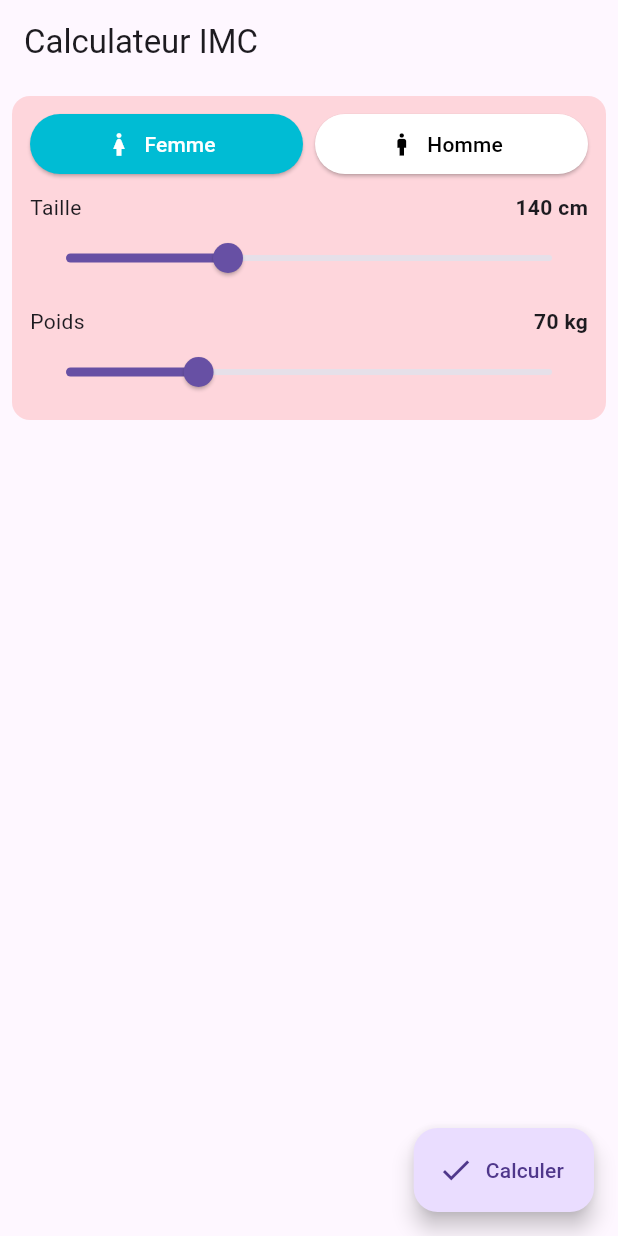
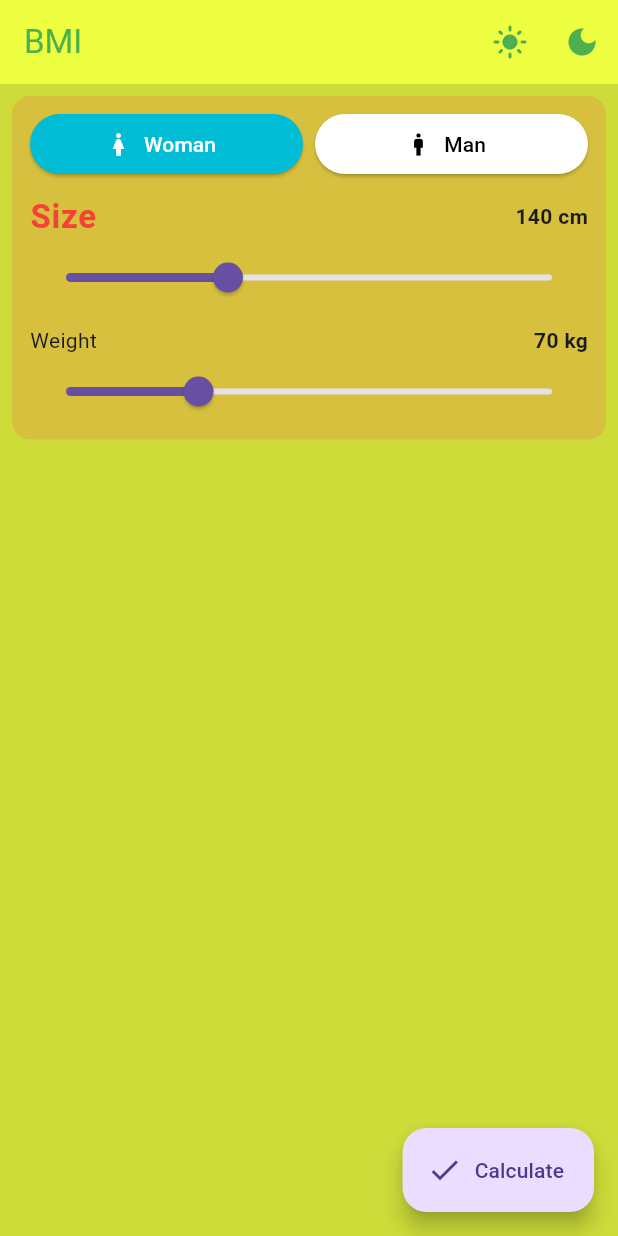
Before and after one commit to patrickraguin/tp_flutter_imc, a Flutter app: the screen it shows after launch, on a phone screen of 412 x 824 dp. Run offline on Flutter 3.47's test engine with Material 2 defaults, Android fonts, the phone set to English and light mode, and no system bars; generated files the repository leaves out were written again.

Commit message:
DarkThme + L10n

```diff
--- /dev/null
+++ b/l10n.yaml
@@ -0,0 +1,4 @@
+arb-dir: l10n
+template-arb-file: app_fr.arb
+output-localization-file: app_localizations.dart
+untranslated-messages-file: untranslated.json
--- /dev/null
+++ b/l10n/app_en.arb
@@ -0,0 +1,31 @@
+{
+   "@@locale": "en",
+    "bmi": "BMI",
+   "underweight": "Underweight",
+   "overweight": "Overweight",
+   "normal": "Normal body size",
+   "size": "Size",
+   "weight": "Weight",
+   "calculate": "Calculate",
+   "man": "Man",
+   "woman": "Woman",
+   "result": "Result",
+   "result_size": "{value} cm",
+      "@result_size": {
+         "placeholders": {
+           "value": {
+             "type": "num",
+             "format": "compact"
+           }
+         }
+      },
+      "result_weight": "{value} kg",
+       "@result_weight": {
+          "placeholders": {
+            "value": {
+              "type": "num",
+              "format": "compact"
+            }
+          }
+       }
+}
--- /dev/null
+++ b/l10n/app_fr.arb
@@ -0,0 +1,31 @@
+{
+   "@@locale": "fr",
+    "bmi": "IMC",
+   "underweight": "maigreur",
+   "overweight": "Obésité",
+   "normal": "Corpulence normale",
+   "size": "Taille",
+   "weight": "Poids",
+   "calculate": "Calculer",
+   "man": "Homme",
+   "woman": "Femme",
+   "result": "Résultat",
+   "result_size": "{value} cm",
+   "@result_size": {
+      "placeholders": {
+        "value": {
+          "type": "num",
+          "format": "compact"
+        }
+      }
+   },
+   "result_weight": "{value} kg",
+    "@result_weight": {
+       "placeholders": {
+         "value": {
+           "type": "num",
+           "format": "compact"
+         }
+       }
+    }
+}
--- /dev/null
+++ b/lib/l10n/L10n.dart
@@ -0,0 +1,8 @@
+import 'package:flutter/material.dart';
+import 'package:flutter_gen/gen_l10n/app_localizations.dart';
+
+class L10n {
+  static AppLocalizations of(BuildContext context) {
+    return Localizations.of<AppLocalizations>(context, AppLocalizations)!;
+  }
+}
--- a/lib/main.dart
+++ b/lib/main.dart
@@ -1,22 +1,61 @@
 import 'package:flutter/material.dart';
-
+import 'package:flutter_calculator/l10n/L10n.dart';
+import 'package:flutter_gen/gen_l10n/app_localizations.dart';
+import 'package:flutter_localizations/flutter_localizations.dart';
 import 'pages/home_page.dart';
 
 void main() {
   runApp(const MyApp());
 }
 
-class MyApp extends StatelessWidget {
+class MyApp extends StatefulWidget {
   const MyApp({super.key});
 
-  // This widget is the root of your application.
+  @override
+  State<MyApp> createState() => _MyAppState();
+}
+
+class _MyAppState extends State<MyApp> {
+  ThemeMode themeMode = ThemeMode.light;
+
   @override
   Widget build(BuildContext context) {
     return MaterialApp(
       title: 'Flutter Demo',
       debugShowCheckedModeBanner: false,
-      theme: ThemeData(primarySwatch: Colors.blue, useMaterial3: true),
-      home: const MyHomePage(),
+      supportedLocales: AppLocalizations.supportedLocales,
+      localizationsDelegates: AppLocalizations.localizationsDelegates,
+      theme: ThemeData(
+          primarySwatch: Colors.blue,
+          useMaterial3: true,
+          scaffoldBackgroundColor: Colors.lime,
+          textTheme: const TextTheme(
+              bodyLarge: TextStyle(fontWeight: FontWeight.w600, fontSize: 22),
+              bodyMedium: TextStyle(fontSize: 14)),
+          appBarTheme: const AppBarTheme(
+              backgroundColor: Colors.limeAccent,
+              foregroundColor: Colors.green)),
+      darkTheme: ThemeData(
+        scaffoldBackgroundColor: Colors.grey[800],
+      ),
+      themeMode: themeMode,
+      themeAnimationDuration: const Duration(seconds: 1),
+      home: HomePage(
+        setLightTheme: defineLightMode,
+        setDarkTheme: defineDarkMode,
+      ),
     );
   }
+
+  void defineLightMode() {
+    setState(() {
+      themeMode = ThemeMode.light;
+    });
+  }
+
+  void defineDarkMode() {
+    setState(() {
+      themeMode = ThemeMode.dark;
+    });
+  }
 }
--- a/lib/pages/home_page.dart
+++ b/lib/pages/home_page.dart
@@ -1,26 +1,43 @@
 import 'package:flutter/material.dart';
 import 'package:flutter_calculator/pages/result_page.dart';
 
+import '../l10n/L10n.dart';
 import '../models/imc.dart';
 import '../widgets/sex_button.dart';
 
-class MyHomePage extends StatefulWidget {
-  const MyHomePage({super.key});
+class HomePage extends StatefulWidget {
+  const HomePage(
+      {required this.setLightTheme, required this.setDarkTheme, Key? key})
+      : super(key: key);
+
+  final void Function() setLightTheme;
+  final void Function() setDarkTheme;
 
   @override
-  State<MyHomePage> createState() => _MyHomePageState();
+  State<HomePage> createState() => _HomePageState();
 }
 
-class _MyHomePageState extends State<MyHomePage> {
+class _HomePageState extends State<HomePage> {
   Imc imc = Imc(sex: Sex.woman, size: 140, weight: 70);
 
   @override
   Widget build(BuildContext context) {
     return Scaffold(
       appBar: AppBar(
-        title: const Text('Calculateur IMC'),
+        title: Text(
+          L10n.of(context).bmi,
         ),
-      body: Column(
+        actions: [
+          IconButton(
+              onPressed: () => widget.setLightTheme(),
+              icon: const Icon(Icons.light_mode)),
+          IconButton(
+              onPressed: () => widget.setDarkTheme(),
+              icon: const Icon(Icons.dark_mode)),
+        ],
+      ),
+      body: SingleChildScrollView(
+        child: Column(
           children: [
             Container(
               margin: const EdgeInsets.all(8),
@@ -34,7 +51,7 @@ class _MyHomePageState extends State<MyHomePage> {
                     children: [
                       Expanded(
                           child: SexButton(
-                      label: 'Femme',
+                        label: L10n.of(context).woman,
                         icon: Icons.woman,
                         isSelected: imc.sex == Sex.woman,
                         onPressed: () {
@@ -48,7 +65,7 @@ class _MyHomePageState extends State<MyHomePage> {
                       ),
                       Expanded(
                           child: SexButton(
-                      label: 'Homme',
+                        label: L10n.of(context).man,
                         icon: Icons.man,
                         isSelected: imc.sex == Sex.man,
                         onPressed: () {
@@ -65,7 +82,13 @@ class _MyHomePageState extends State<MyHomePage> {
                   Row(
                     mainAxisAlignment: MainAxisAlignment.spaceBetween,
                     children: [
-                    const Text('Taille'),
+                      Text(
+                        L10n.of(context).size,
+                        style: Theme.of(context)
+                            .textTheme
+                            .bodyLarge
+                            ?.copyWith(color: Colors.red),
+                      ),
                       Text(
                         '${imc.size} cm',
                         style: const TextStyle(fontWeight: FontWeight.w600),
@@ -88,7 +111,7 @@ class _MyHomePageState extends State<MyHomePage> {
                   Row(
                     mainAxisAlignment: MainAxisAlignment.spaceBetween,
                     children: [
-                    const Text('Poids'),
+                      Text(L10n.of(context).weight),
                       Text(
                         '${imc.weight} kg',
                         style: const TextStyle(fontWeight: FontWeight.w600),
@@ -110,14 +133,14 @@ class _MyHomePageState extends State<MyHomePage> {
             )
           ],
         ),
+      ),
       floatingActionButton: FloatingActionButton.extended(
         onPressed: () {
           Navigator.of(context).push(MaterialPageRoute(builder: (context) {
             return ResultPage(imc: imc);
           }));
         },
-        tooltip: 'Calculer',
-        label: const Text('Calculer'),
+        label: Text(L10n.of(context).calculate),
         icon: const Icon(Icons.check),
       ),
     );
--- a/lib/pages/result_page.dart
+++ b/lib/pages/result_page.dart
@@ -1,4 +1,5 @@
 import 'package:flutter/material.dart';
+import 'package:flutter_calculator/l10n/L10n.dart';
 
 import '../models/imc.dart';
 import '../widgets/imc_card.dart';
@@ -10,28 +11,42 @@ class ResultPage extends StatelessWidget {
 
   @override
   Widget build(BuildContext context) {
+    late String imcStr;
+
+    switch (imc.calc) {
+      case ImcValue.underweight:
+        imcStr = L10n.of(context).underweight;
+        break;
+      case ImcValue.overweight:
+        imcStr = L10n.of(context).overweight;
+        break;
+      case ImcValue.normal:
+        imcStr = L10n.of(context).normal;
+        break;
+    }
+
     return Scaffold(
         appBar: AppBar(
-          title: const Text('Résultat'),
+          title: Text(L10n.of(context).result),
         ),
         body: Column(
           children: [
             ImcCard(
-              value: imc.calc,
-              label: 'IMC',
+              value: imcStr,
+              label: L10n.of(context).bmi,
               width: MediaQuery.of(context).size.width,
             ),
             Row(
               children: [
                 Expanded(
                     child: ImcCard(
-                  value: '${imc.size.toString()} cm',
-                  label: 'Taille',
+                  value: L10n.of(context).result_size(imc.size),
+                  label: L10n.of(context).size,
                 )),
                 Expanded(
                     child: ImcCard(
-                  value: '${imc.weight.toString()} kg',
-                  label: 'Poids',
+                  value: L10n.of(context).result_weight(imc.weight),
+                  label: L10n.of(context).weight,
                 )),
               ],
             )
```
Also changed, not shown: lib/models/imc.dart (+6 -4 lines), pubspec.yaml (+4 -51 lines), pubspec.lock. Lines whose indentation alone changed are shown as unchanged.
